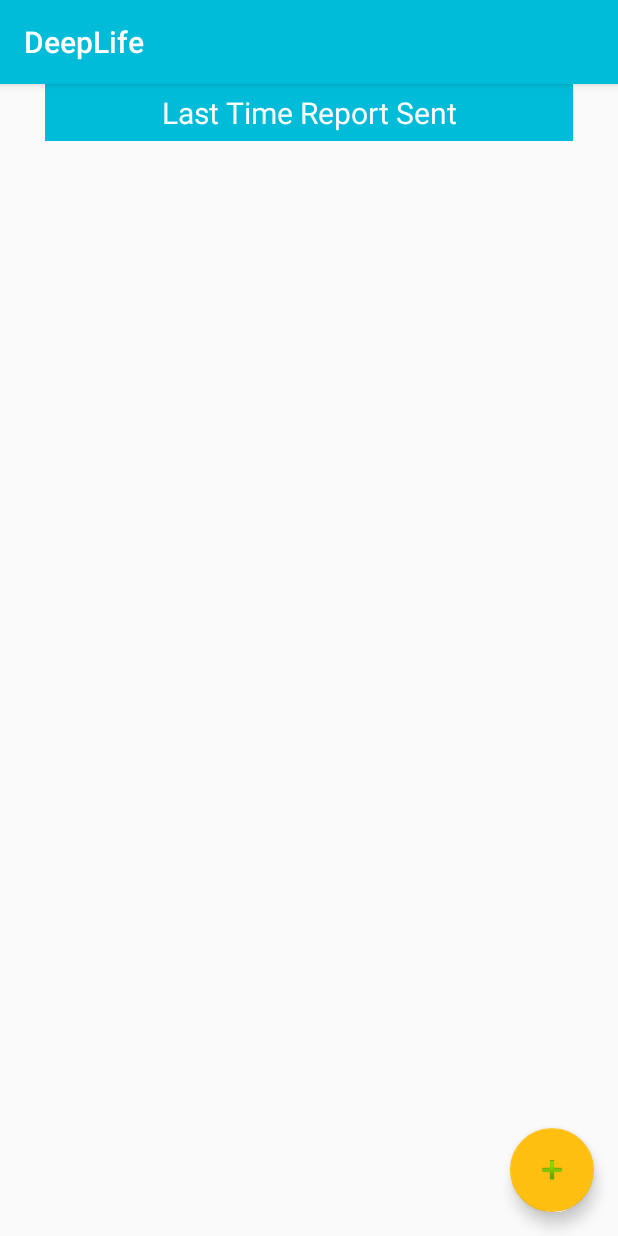
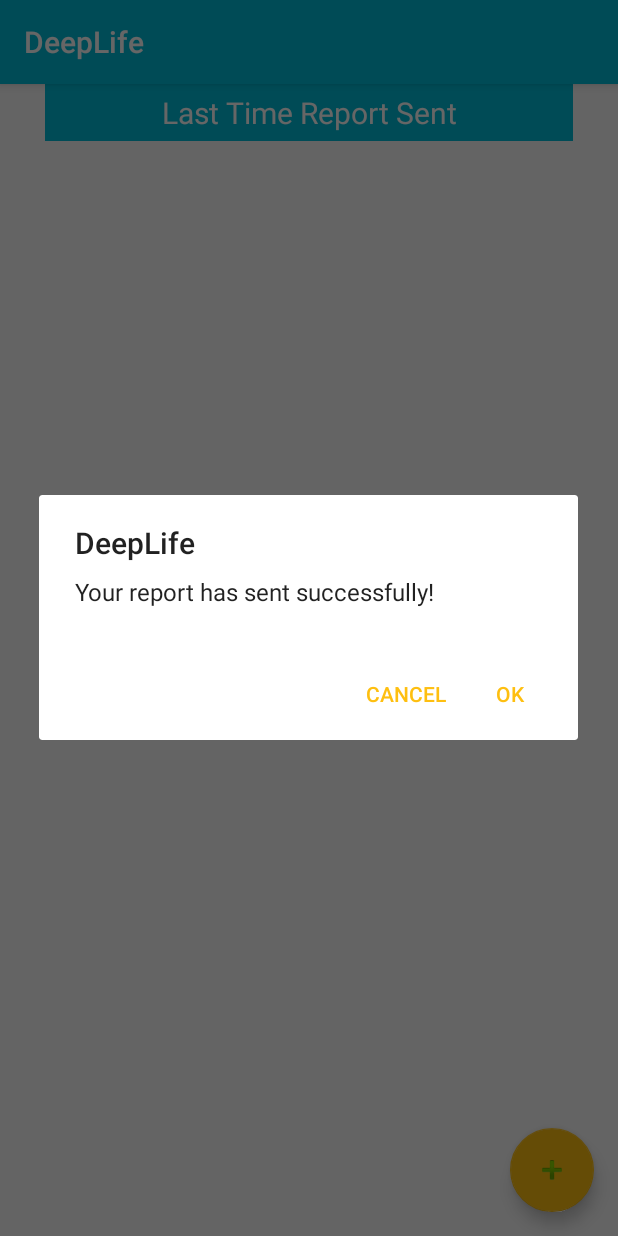
Before and after one commit to Emanuz/Deeplife-Android-, an Android app: the fragment ReportListFragment shown on its own in the app's theme, after a tap on an icon or button, on a phone screen of 412 x 824 dp. Run offline under Robolectric (Android 15) with nearby library versions, the phone set to English and light mode, and no system bars.

Commit message:
add few changes

```diff
--- a/app/src/main/java/deeplife/gcme/com/deeplife/DeepLife.java
+++ b/app/src/main/java/deeplife/gcme/com/deeplife/DeepLife.java
@@ -39,4 +39,5 @@ public class DeepLife extends Application {
         builder.setRequiredNetworkType(JobInfo.NETWORK_TYPE_UNMETERED);
         myJobScheduler.schedule(builder.build());
     }
+
 }
--- a/app/src/main/java/deeplife/gcme/com/deeplife/Reports/ReportListFragment.java
+++ b/app/src/main/java/deeplife/gcme/com/deeplife/Reports/ReportListFragment.java
@@ -1,7 +1,9 @@
 package deeplife.gcme.com.deeplife.Reports;
 
+import android.app.AlertDialog;
 import android.content.ContentValues;
 import android.content.Context;
+import android.content.DialogInterface;
 import android.os.Bundle;
 import android.support.annotation.Nullable;
 import android.support.design.widget.FloatingActionButton;
@@ -52,21 +54,22 @@ public class ReportListFragment extends Fragment {
             public void onClick(View v) {
                 ArrayList<ReportItem> ReportLists = ReportListAdapter.ReportLists;
                 Calendar cal = Calendar.getInstance();
-                for(int i=0; i<ReportLists.size();i++){
+                for (int i = 0; i < ReportLists.size(); i++) {
                     ContentValues cv = new ContentValues();
-                    cv.put(deeplife.gcme.com.deeplife.Database.Database.REPORT_FIELDS[0],ReportLists.get(i).getReport_ID());
+                    cv.put(deeplife.gcme.com.deeplife.Database.Database.REPORT_FIELDS[0], ReportLists.get(i).getReport_ID());
                     cv.put(deeplife.gcme.com.deeplife.Database.Database.REPORT_FIELDS[1], ReportLists.get(i).getValue());
                     cv.put(deeplife.gcme.com.deeplife.Database.Database.REPORT_FIELDS[2], cal.getTime().toString());
-                    Long val = DeepLife.myDatabase.insert(deeplife.gcme.com.deeplife.Database.Database.Table_Reports,cv);
-                    if(val > 0){
+                    Long val = DeepLife.myDatabase.insert(deeplife.gcme.com.deeplife.Database.Database.Table_Reports, cv);
+                    if (val > 0) {
                         ContentValues log = new ContentValues();
-                        log.put(deeplife.gcme.com.deeplife.Database.Database.LOGS_FIELDS[0],"Report");
+                        log.put(deeplife.gcme.com.deeplife.Database.Database.LOGS_FIELDS[0], "Report");
                         log.put(deeplife.gcme.com.deeplife.Database.Database.LOGS_FIELDS[1], SyncService.Sync_Tasks[5]);
                         log.put(deeplife.gcme.com.deeplife.Database.Database.LOGS_FIELDS[2], val);
                         long x = deeplife.gcme.com.deeplife.DeepLife.myDatabase.insert(deeplife.gcme.com.deeplife.Database.Database.Table_LOGS, log);
-                        Toast.makeText(getActivity(),"New Report Added: "+x,Toast.LENGTH_LONG).show();
+
                     }
                 }
+                Show_Dialog("Your report has sent successfully!");
             }
         });
         return view;
@@ -74,4 +77,26 @@ public class ReportListFragment extends Fragment {
     public static void update_view(){
 
     }
+    public static void Show_Dialog(String message) {
+
+        DialogInterface.OnClickListener dialogClickListener = new DialogInterface.OnClickListener() {
+            @Override
+            public void onClick(DialogInterface dialog, int which) {
+                switch (which){
+                    case DialogInterface.BUTTON_POSITIVE:
+                        //Yes button clicked
+                        break;
+                    case DialogInterface.BUTTON_NEGATIVE:
+                        //No button clicked
+                        break;
+                }
+            }
+        };
+
+        android.app.AlertDialog.Builder builder = new AlertDialog.Builder(myContext);
+        builder.setTitle(R.string.app_name).setMessage(message)
+                .setPositiveButton("Ok ", dialogClickListener)
+                .setNegativeButton("Cancel", dialogClickListener)
+                .show();
+    }
 }
```
Also changed, not shown: app/src/main/java/deeplife/gcme/com/deeplife/Reports/ReportListAdapter.java (+11 -0 lines).
